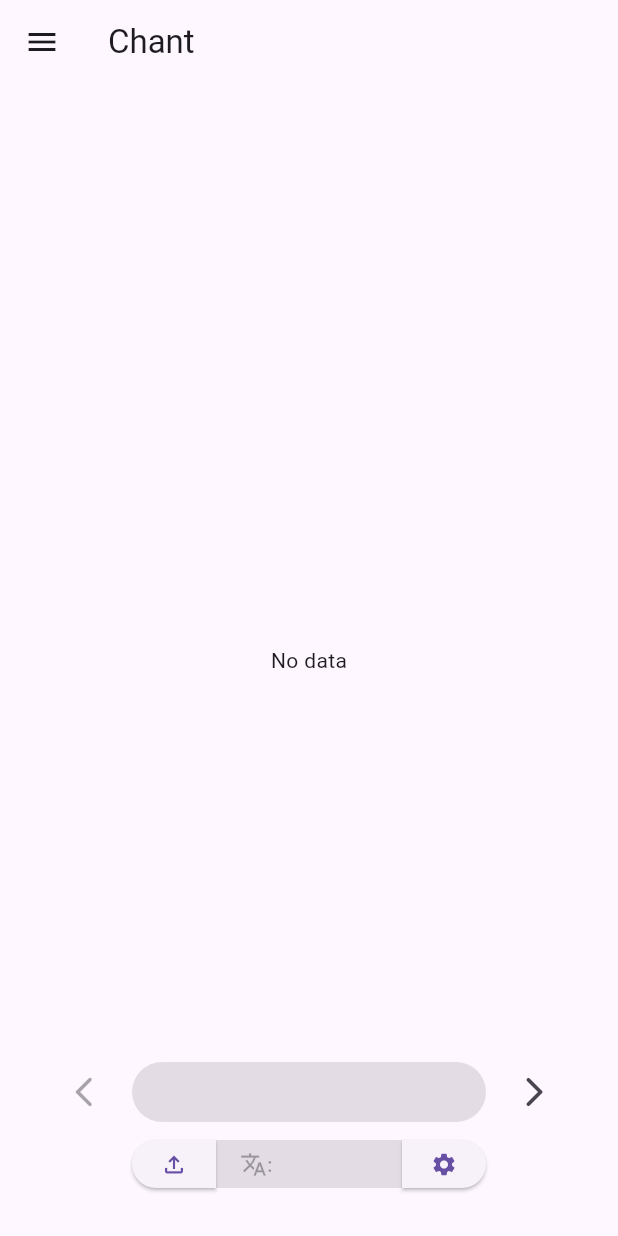
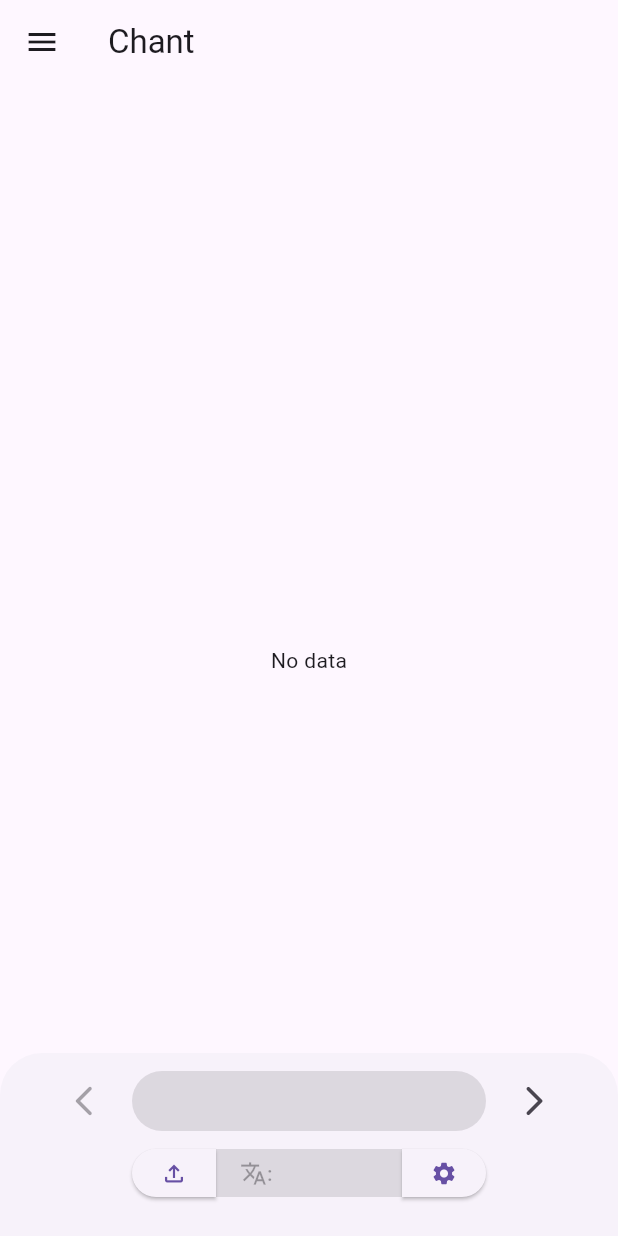
Before and after one commit to vinleeit/tiratana_upasana, a Flutter app: the screen it shows after launch, on a phone screen of 412 x 824 dp. Run offline on Flutter 3.47's test engine with Material 3 defaults, Android fonts, the phone set to English and light mode, and no system bars; our stand-ins replace bloc, equatable, file_picker, flutter_bloc, flutter_html, objectbox; missing offline and left inert: markdown; generated files the repository leaves out were written again.

Commit message:
fix(app): TOC and Language list view content visible outside of zone

```diff
--- a/tiratana_upasana_app/lib/chant/view/chant_view.dart
+++ b/tiratana_upasana_app/lib/chant/view/chant_view.dart
@@ -81,47 +81,15 @@ class ChantView extends StatelessWidget {
     }
 
     return Scaffold(
-      body: Stack(
-        fit: StackFit.expand,
-        children: [
-          BlocBuilder<ChantBloc, ChantState>(
-            builder: (context, state) {
-              final currentChant = state.currentChant;
-              if (currentChant == null) {
-                return const Center(
-                  child: Text('No data'),
-                );
-              }
-
-              final currentContent = currentChant.selectedContent;
-              final title = (currentContent.title.isEmpty)
-                  ? currentChant.defaultContent.title
-                  : currentContent.title;
-              final content = currentContent.content;
-              final dataStr = md.markdownToHtml(
-                '## $title\n$content',
-              );
-              return SingleChildScrollView(
-                padding: const EdgeInsets.symmetric(horizontal: 18),
-                child: SelectionArea(
-                  child: Html(
-                    data: dataStr,
-                  ),
-                ),
-              );
-            },
-          ),
-          Positioned(
-            bottom: MediaQuery.of(context).padding.bottom,
-            left: 0,
-            right: 0,
-            child: Padding(
+      bottomSheet: Padding(
         padding: const EdgeInsets.symmetric(
           horizontal: 32,
         ).copyWith(
-                bottom: 24,
+          top: 8,
+          bottom: MediaQuery.of(context).padding.bottom + 18,
         ),
         child: Column(
+          mainAxisSize: MainAxisSize.min,
           children: [
             BlocBuilder<ChantBloc, ChantState>(
               builder: (context, state) {
@@ -163,8 +131,8 @@ class ChantView extends StatelessWidget {
                     ),
                     const SizedBox(width: 8),
                     IconButton(
-                            onPressed: (state.currentChantIndex ==
-                                    state.chants.length - 1)
+                      onPressed:
+                          (state.currentChantIndex == state.chants.length - 1)
                               ? null
                               : () => context.read<ChantBloc>().add(
                                     ChangeChant(
@@ -216,11 +184,10 @@ class ChantView extends StatelessWidget {
                     child: BlocBuilder<ChantBloc, ChantState>(
                       builder: (context, state) {
                         final currentChant = state.currentChant;
-                              final currentContent =
-                                  currentChant?.selectedContent;
+                        final currentContent = currentChant?.selectedContent;
                         return ElevatedButton(
-                                onPressed: (currentChant == null ||
-                                        currentContent == null)
+                          onPressed:
+                              (currentChant == null || currentContent == null)
                                   ? null
                                   : () => showLanguageOption(
                                         currentChant,
@@ -297,8 +264,34 @@ class ChantView extends StatelessWidget {
           ],
         ),
       ),
+      body: BlocBuilder<ChantBloc, ChantState>(
+        builder: (context, state) {
+          final currentChant = state.currentChant;
+          if (currentChant == null) {
+            return const Center(
+              child: Text('No data'),
+            );
+          }
+
+          final currentContent = currentChant.selectedContent;
+          final title = (currentContent.title.isEmpty)
+              ? currentChant.defaultContent.title
+              : currentContent.title;
+          final content = currentContent.content;
+          final dataStr = md.markdownToHtml(
+            '## $title\n$content',
+          );
+          return Scrollbar(
+            child: SingleChildScrollView(
+              padding: const EdgeInsets.symmetric(horizontal: 18),
+              child: SelectionArea(
+                child: Html(
+                  data: dataStr,
                 ),
-        ],
+              ),
+            ),
+          );
+        },
       ),
     );
   }
--- a/tiratana_upasana_app/lib/home/view/app_drawer.dart
+++ b/tiratana_upasana_app/lib/home/view/app_drawer.dart
@@ -38,7 +38,7 @@ class AppDrawer extends StatelessWidget {
                           'Tiratana Upasana',
                           style: Theme.of(context).textTheme.headlineSmall,
                         ),
-                        const Text('Version 1.0.0+7'),
+                        const Text('Version 1.0.0+8'),
                       ],
                     ),
                   ),
--- a/tiratana_upasana_app/pubspec.yaml
+++ b/tiratana_upasana_app/pubspec.yaml
@@ -1,6 +1,6 @@
 name: tiratana_upasana_app
 description: A Flutter application containing Buddhism related services.
-version: 1.0.0+7
+version: 1.0.0+8
 publish_to: none
 
 environment:
```
Also changed, not shown: tiratana_upasana_app/lib/chant/view/language_bottom_sheet.dart (+11 -5 lines), tiratana_upasana_app/lib/chant/view/toc_bottom_sheet.dart (+12 -8 lines), 4 other files. Lines whose indentation alone changed are shown as unchanged.
